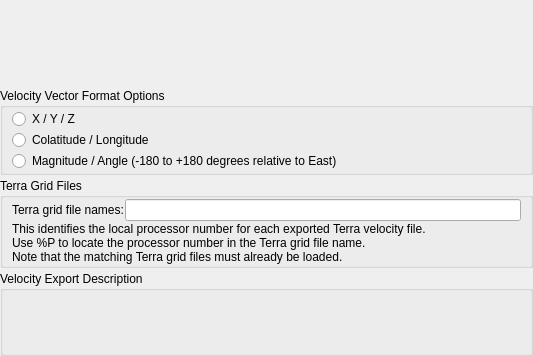
Old version of the form src/qt-widgets/ExportVelocityOptionsWidgetUi.ui in the repository GPlates/GPlates.
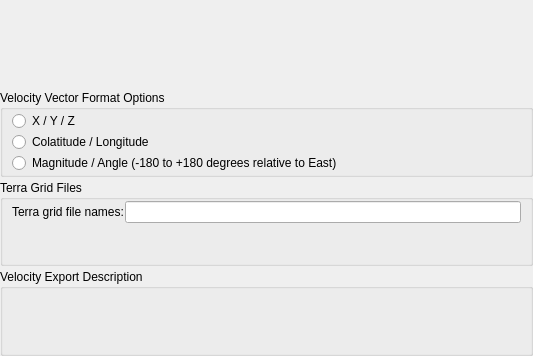
New version of the form.

Commit message: (trunk) Finished Terra velocity export.

```diff
--- a/src/qt-widgets/ExportVelocityOptionsWidgetUi.ui
+++ b/src/qt-widgets/ExportVelocityOptionsWidgetUi.ui
@@ -94,9 +94,7 @@
       <item>
        <widget class="QLabel" name="terra_grid_filename_template_description_label">
         <property name="text">
-         <string>This identifies the local processor number for each exported Terra velocity file.
-Use %P to locate the processor number in the Terra grid file name.
-Note that the matching Terra grid files must already be loaded.</string>
+         <string/>
         </property>
        </widget>
       </item>
```
The commit also changes 12 other files.
